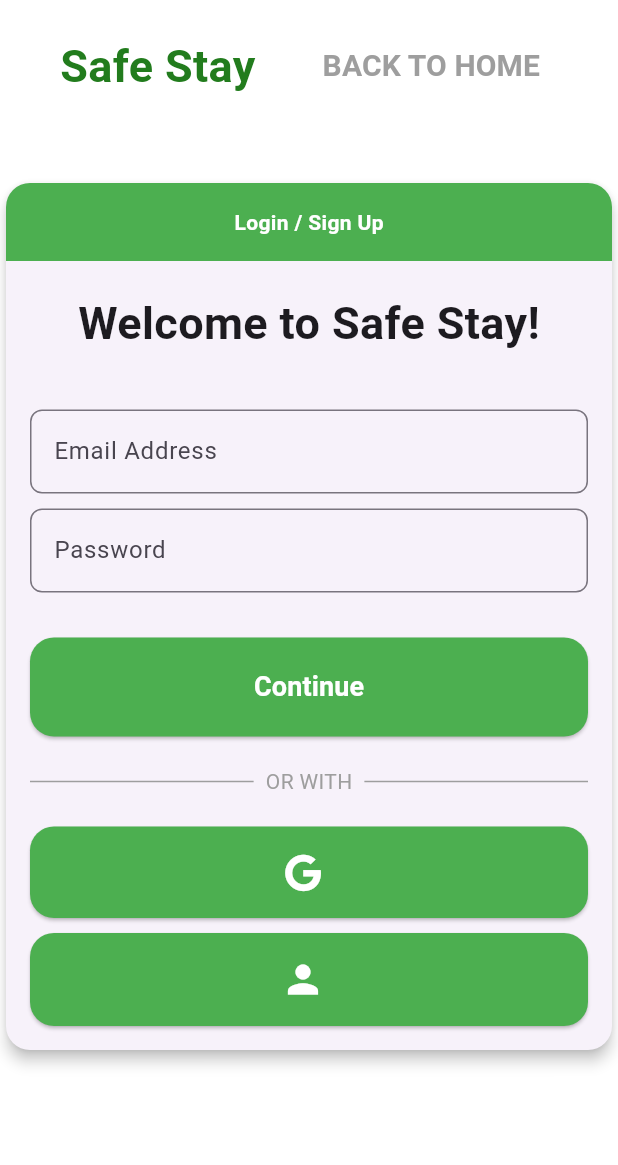
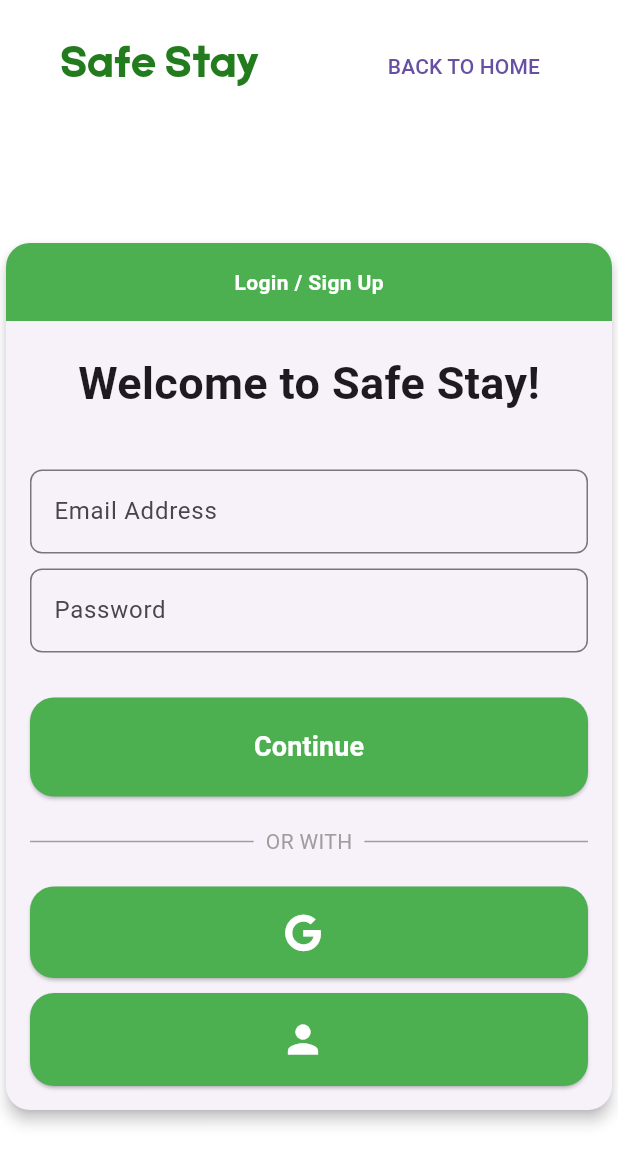
Before and after one commit to Yuki-dono/FlutterHouseFinder, a Flutter app: the screen it shows after launch, on a phone screen of 412 x 824 dp. Shown: the top 1165 px of the screen. Run offline on Flutter 3.47's test engine with Material 3 defaults, Android fonts, the light colour scheme and no system bars; our stand-ins replace flutter_riverpod, font_awesome_flutter, go_router, google_fonts, google_sign_in, supabase_flutter; accounts and stored records are empty.

Commit message:
Major visual changes: Fixed footer, fixed navbar, fix search bar, fixed product card

```diff
--- a/lib/components/product_card.dart
+++ b/lib/components/product_card.dart
@@ -164,7 +164,7 @@ class ProductCard extends StatelessWidget {
                   const BorderRadius.vertical(bottom: Radius.circular(16)),
               child: Container(
                 padding: const EdgeInsets.all(8),
-                color: Colors.green,
+                color: const Color.fromARGB(255, 34, 124, 29),
                 child: Text(
                   propertyList[index].propName,
                   maxLines: 1,
--- a/lib/pages/login.dart
+++ b/lib/pages/login.dart
@@ -1,10 +1,14 @@
+// Routing & Backend
+import 'package:safe_stay/main.dart';
+import 'package:safe_stay/router/router.dart';
+import 'package:safe_stay/api/riverpod/authentication_state.dart';
+
+// Flutter Imports
 import 'package:flutter/material.dart';
+import 'package:go_router/go_router.dart';
+import 'package:google_fonts/google_fonts.dart';
 import 'package:flutter_riverpod/flutter_riverpod.dart';
 import 'package:font_awesome_flutter/font_awesome_flutter.dart';
-import 'package:go_router/go_router.dart';
-import 'package:google_fonts/google_fonts.dart';
-import 'package:safe_stay/api/riverpod/authentication_state.dart';
-import 'package:safe_stay/router/router.dart';
 
 class Login extends ConsumerWidget {
   final userEmail = TextEditingController();
@@ -31,7 +35,8 @@ class Login extends ConsumerWidget {
       WidgetsBinding.instance.addPostFrameCallback((_) {
         ScaffoldMessenger.of(context).showSnackBar(
           SnackBar(
-              content: Text(authState.errorMessage ?? 'An error occurred')),
+            content: Text(authState.errorMessage ?? 'An error occurred'),
+          ),
         );
       });
     }
@@ -39,7 +44,6 @@ class Login extends ConsumerWidget {
     return Scaffold(
       backgroundColor: Colors.white,
       body: SingleChildScrollView(
-        // Wrap the entire body with SingleChildScrollView
         child: Column(
           children: [
             const SizedBox(height: 20),
@@ -48,34 +52,31 @@ class Login extends ConsumerWidget {
               children: [
                 const Padding(
                   padding: EdgeInsets.only(left: 40),
+                  child: Center(
                     child: Text(
                       "Safe Stay",
                       style: TextStyle(
+                        fontFamily: 'Etna',
                         fontSize: 30,
                         color: Color.fromARGB(255, 34, 124, 29),
-                      fontWeight: FontWeight.bold,
+                      ),
                     ),
                   ),
                 ),
                 Padding(
                   padding: const EdgeInsets.only(right: 40),
+                  child: Center(
                     child: TextButton(
                       onPressed: () {
-                      GoRouter.of(context).go('/Home');
+                        GoRouter.of(context).go('/home');
                       },
-                    child: const Text(
-                      "BACK TO HOME",
-                      style: TextStyle(
-                        fontSize: 20,
-                        color: Colors.grey,
-                        fontWeight: FontWeight.bold,
-                      ),
+                      child: const Text("BACK TO HOME"),
                     ),
                   ),
                 ),
               ],
             ),
-            // Center the entire login form content
+            const SizedBox(height: 40),
             Center(
               child: Container(
                 width: 500, // Set a max width for the container
@@ -94,13 +95,12 @@ class Login extends ConsumerWidget {
                         children: [
                           // Full-width green header with "Login / Sign Up" text
                           Container(
-                            width:
-                                double.infinity, // Ensure it spans full width
+                            width: double.infinity,
                             padding: const EdgeInsets.all(16),
                             decoration: const BoxDecoration(
-                              color: Colors.green, // Green background
+                              color: Colors.green,
                               borderRadius: BorderRadius.vertical(
-                                top: Radius.circular(16), // Rounded top corners
+                                top: Radius.circular(16),
                               ),
                             ),
                             child: const Center(
@@ -115,14 +115,16 @@ class Login extends ConsumerWidget {
                             ),
                           ),
                           const SizedBox(height: 20),
-                          const Text(
+                          const Center(
+                            child: Text(
                               'Welcome to Safe Stay!',
                               style: TextStyle(
-                                fontSize: 30, fontWeight: FontWeight.bold),
+                                fontSize: 30,
+                                fontWeight: FontWeight.bold,
+                              ),
+                            ),
                           ),
                           const SizedBox(height: 20),
-
-                          // Input fields for login
                           Padding(
                             padding: const EdgeInsets.all(16.0),
                             child: Column(
@@ -178,18 +180,17 @@ class Login extends ConsumerWidget {
                                             .read(authProvider.notifier)
                                             .signInWithEmail(email, password);
                                       } catch (_) {
-                                        // Catching if account doesn't exist, then it automatically registers a new one
                                         try {
                                           await ref
                                               .read(authProvider.notifier)
                                               .signUp(email, password);
                                         } catch (e) {
-                                          // Handle sign-up error (e.g., show a SnackBar)
                                           ScaffoldMessenger.of(context)
                                               .showSnackBar(
                                             SnackBar(
                                               content: Text(
-                                                    'Error signing up: ${e.toString()}')),
+                                                  'Error signing up: ${e.toString()}'),
+                                            ),
                                           );
                                         }
                                       }
@@ -208,12 +209,12 @@ class Login extends ConsumerWidget {
                                       style: TextStyle(
                                         fontSize: 18,
                                         color: Colors.white,
-                                          fontWeight: FontWeight.bold),
+                                        fontWeight: FontWeight.bold,
+                                      ),
                                     ),
                                   ),
                                 ),
                                 const SizedBox(height: 20),
-                                // Centered divider with text in the middle
                                 const Row(
                                   mainAxisAlignment: MainAxisAlignment.center,
                                   children: [
@@ -224,8 +225,8 @@ class Login extends ConsumerWidget {
                                       ),
                                     ),
                                     Padding(
-                                      padding:
-                                          EdgeInsets.symmetric(horizontal: 8.0),
+                                      padding: EdgeInsets.symmetric(
+                                          horizontal: 8.0),
                                       child: Text(
                                         "OR WITH",
                                         style: TextStyle(color: Colors.grey),
@@ -251,23 +252,23 @@ class Login extends ConsumerWidget {
                                     icon: const FaIcon(
                                       FontAwesomeIcons.google,
                                       size: 25.0,
-                                      color: Colors
-                                          .white, // Set icon color to white
+                                      color: Colors.white,
                                     ),
                                     label: Text("",
                                         style: GoogleFonts.raleway(
                                           textStyle: const TextStyle(
                                             color: Colors.white,
                                             fontSize: 20,
-                                                fontWeight: FontWeight.w600))),
+                                            fontWeight: FontWeight.w600,
+                                          ),
+                                        )),
                                     style: ElevatedButton.styleFrom(
-                                      backgroundColor:
-                                          Colors.green, // Button color
+                                      backgroundColor: Colors.green,
                                       padding: const EdgeInsets.symmetric(
                                           vertical: 16.0),
                                       shape: RoundedRectangleBorder(
-                                        borderRadius: BorderRadius.circular(
-                                            16.0), // Rounded corners
+                                        borderRadius:
+                                            BorderRadius.circular(16.0),
                                       ),
                                     ),
                                   ),
@@ -284,23 +285,23 @@ class Login extends ConsumerWidget {
                                     icon: const Icon(
                                       Icons.person,
                                       size: 30.0,
-                                      color: Colors
-                                          .white, // Set icon color to white
+                                      color: Colors.white,
                                     ),
                                     label: Text("",
                                         style: GoogleFonts.raleway(
                                           textStyle: const TextStyle(
                                             color: Colors.white,
                                             fontSize: 18,
-                                                fontWeight: FontWeight.w600))),
+                                            fontWeight: FontWeight.w600,
+                                          ),
+                                        )),
                                     style: ElevatedButton.styleFrom(
-                                      backgroundColor:
-                                          Colors.green, // Button color
+                                      backgroundColor: Colors.green,
                                       padding: const EdgeInsets.symmetric(
                                           vertical: 16.0),
                                       shape: RoundedRectangleBorder(
-                                        borderRadius: BorderRadius.circular(
-                                            16.0), // Rounded corners
+                                        borderRadius:
+                                            BorderRadius.circular(16.0),
                                       ),
                                     ),
                                   ),
--- a/pubspec.yaml
+++ b/pubspec.yaml
@@ -30,6 +30,8 @@ dev_dependencies:
   riverpod_lint: ^2.6.2
 
 flutter:
+  assets:
+    - lib/assets/logo.png
   uses-material-design: true
   fonts:
     - family: Etna
```
Also changed, not shown: lib/pages/dashboard.dart (+58 -9 lines), lib/assets/logo.png (added). Lines whose indentation alone changed are shown as unchanged.
